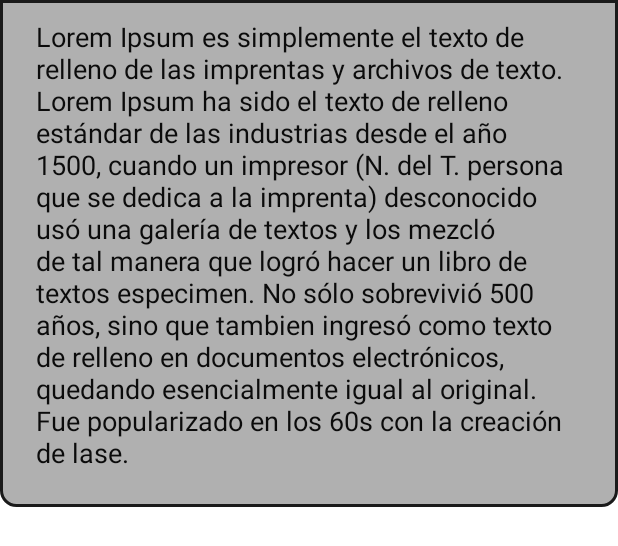
After one commit to DevGalan/CalorieCalculator, an Android app: the layout item_help.xml on its own in the app's theme, with its tools: preview values and no code run, on a phone screen of 412 x 824 dp. The commit adds this screen. Shown: the top 546 px of the screen. Run offline under Robolectric (Android 15) with nearby library versions, the phone set to English and light mode, and no system bars.

Commit message:
Finish Help fragment

```diff
--- /dev/null
+++ b/app/src/main/res/drawable/rounded_border.xml
@@ -0,0 +1,6 @@
+<?xml version="1.0" encoding="utf-8"?>
+<shape xmlns:android="http://schemas.android.com/apk/res/android">
+    <solid android:color="@color/primary"/> <!-- color de fondo -->
+    <corners android:radius="10dp"/> <!-- radio de las esquinas redondeadas -->
+    <stroke android:color="@color/primary_dark" android:width="2dp"/> <!-- color y ancho del borde -->
+</shape>
--- /dev/null
+++ b/app/src/main/res/drawable/rounded_bottom_border.xml
@@ -0,0 +1,6 @@
+<?xml version="1.0" encoding="utf-8"?>
+<shape xmlns:android="http://schemas.android.com/apk/res/android">
+    <solid android:color="@color/light_gray"/> <!-- color de fondo -->
+    <corners android:bottomRightRadius="10dp" android:bottomLeftRadius="10dp"/> <!-- radio de las esquinas redondeadas inferiores -->
+    <stroke android:color="@color/primary" android:width="2dp"/> <!-- color y ancho del borde -->
+</shape>
--- /dev/null
+++ b/app/src/main/res/drawable/rounded_top_border.xml
@@ -0,0 +1,6 @@
+<?xml version="1.0" encoding="utf-8"?>
+<shape xmlns:android="http://schemas.android.com/apk/res/android">
+    <solid android:color="@color/primary"/> <!-- color de fondo -->
+    <corners android:topRightRadius="10dp" android:topLeftRadius="10dp"/> <!-- radio de las esquinas redondeadas superiores -->
+    <stroke android:color="@color/primary" android:width="2dp"/> <!-- color y ancho del borde -->
+</shape>
--- /dev/null
+++ b/app/src/main/res/layout/item_help.xml
@@ -0,0 +1,21 @@
+<?xml version="1.0" encoding="utf-8"?>
+<FrameLayout xmlns:android="http://schemas.android.com/apk/res/android"
+    android:layout_width="match_parent"
+    android:layout_height="wrap_content"
+    xmlns:tools="http://schemas.android.com/tools"
+    app:cardBackgroundColor="@color/light_gray"
+    android:background="@drawable/rounded_bottom_border"
+    xmlns:app="http://schemas.android.com/apk/res-auto">
+
+    <TextView
+        android:id="@+id/tvHelpItem"
+        android:layout_width="match_parent"
+        android:layout_height="wrap_content"
+        android:textColor="@color/primary_dark"
+        android:textSize="18sp"
+        android:paddingHorizontal="24dp"
+        android:paddingBottom="24dp"
+        android:paddingTop="12dp"
+        tools:text="Lorem Ipsum es simplemente el texto de relleno de las imprentas y archivos de texto. Lorem Ipsum ha sido el texto de relleno estándar de las industrias desde el año 1500, cuando un impresor (N. del T. persona que se dedica a la imprenta) desconocido usó una galería de textos y los mezcló de tal manera que logró hacer un libro de textos especimen. No sólo sobrevivió 500 años, sino que tambien ingresó como texto de relleno en documentos electrónicos, quedando esencialmente igual al original. Fue popularizado en los 60s con la creación de lase."/>
+
+</FrameLayout>
```
Also changed, not shown: app/src/main/java/com/devgalan/caloriecalculator/ui/help/HelpExpandableListAdapter.kt (added, +83 -0 lines), app/src/main/java/com/devgalan/caloriecalculator/ui/help/HelpFragment.kt (+21 -1 lines), app/src/main/res/layout/group_help.xml (added, +20 -0 lines), app/src/main/res/menu/bottom_menu.xml (+4 -4 lines).
